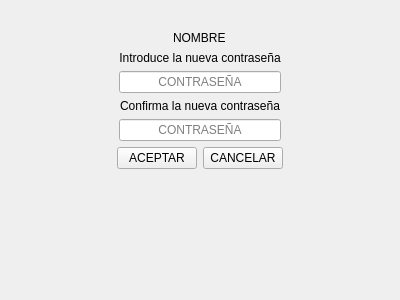
The window that Cambiar_Password.ui (Matapuercos666/OPTICA) describes before a commit, drawn with Qt 5.
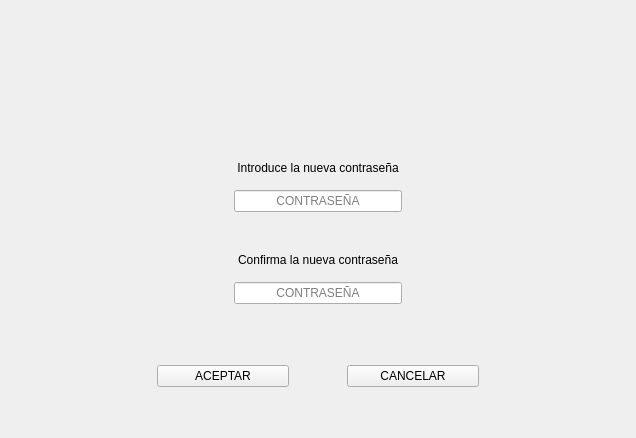
The same window after the commit. Icons and pictures are not drawn.

Patch:
```diff
--- a/Cambiar_Password.ui
+++ b/Cambiar_Password.ui
@@ -6,8 +6,8 @@
    <rect>
     <x>0</x>
     <y>0</y>
-    <width>400</width>
-    <height>300</height>
+    <width>636</width>
+    <height>438</height>
    </rect>
   </property>
   <property name="windowTitle">
@@ -16,15 +16,48 @@
   <layout class="QGridLayout" name="gridLayout_6">
    <item row="0" column="0">
     <layout class="QGridLayout" name="gridLayout">
+     <property name="leftMargin">
+      <number>40</number>
+     </property>
+     <property name="topMargin">
+      <number>40</number>
+     </property>
+     <property name="rightMargin">
+      <number>40</number>
+     </property>
+     <property name="bottomMargin">
+      <number>40</number>
+     </property>
      <item row="3" column="0">
       <layout class="QGridLayout" name="gridLayout_7">
+       <property name="topMargin">
+        <number>0</number>
+       </property>
        <item row="1" column="1">
         <layout class="QGridLayout" name="gridLayout_3">
+         <property name="leftMargin">
+          <number>5</number>
+         </property>
+         <property name="topMargin">
+          <number>15</number>
+         </property>
+         <property name="rightMargin">
+          <number>5</number>
+         </property>
+         <property name="bottomMargin">
+          <number>30</number>
+         </property>
+         <property name="verticalSpacing">
+          <number>15</number>
+         </property>
          <item row="1" column="0">
           <widget class="QLineEdit" name="PASSWORD2">
            <property name="inputMethodHints">
             <set>Qt::InputMethodHint::ImhHiddenText|Qt::InputMethodHint::ImhNoAutoUppercase|Qt::InputMethodHint::ImhNoPredictiveText|Qt::InputMethodHint::ImhSensitiveData</set>
            </property>
+           <property name="echoMode">
+            <enum>QLineEdit::EchoMode::Password</enum>
+           </property>
            <property name="alignment">
             <set>Qt::AlignmentFlag::AlignCenter</set>
            </property>
@@ -47,6 +80,21 @@
        </item>
        <item row="0" column="1">
         <layout class="QGridLayout" name="gridLayout_4">
+         <property name="leftMargin">
+          <number>5</number>
+         </property>
+         <property name="topMargin">
+          <number>15</number>
+         </property>
+         <property name="rightMargin">
+          <number>5</number>
+         </property>
+         <property name="bottomMargin">
+          <number>20</number>
+         </property>
+         <property name="verticalSpacing">
+          <number>15</number>
+         </property>
          <item row="2" column="0">
           <widget class="QLabel" name="label_4">
            <property name="text">
@@ -62,6 +110,9 @@
            <property name="inputMethodHints">
             <set>Qt::InputMethodHint::ImhHiddenText|Qt::InputMethodHint::ImhNoAutoUppercase|Qt::InputMethodHint::ImhNoPredictiveText|Qt::InputMethodHint::ImhSensitiveData</set>
            </property>
+           <property name="echoMode">
+            <enum>QLineEdit::EchoMode::Password</enum>
+           </property>
            <property name="alignment">
             <set>Qt::AlignmentFlag::AlignCenter</set>
            </property>
@@ -102,6 +153,9 @@
      </item>
      <item row="0" column="0">
       <layout class="QGridLayout" name="gridLayout_5">
+       <property name="verticalSpacing">
+        <number>15</number>
+       </property>
        <item row="0" column="0">
         <widget class="QLabel" name="label">
          <property name="sizePolicy">
@@ -130,15 +184,54 @@
        <item row="1" column="0">
         <widget class="QLabel" name="NombreUsuario">
          <property name="text">
-          <string>NOMBRE</string>
+          <string/>
          </property>
         </widget>
        </item>
       </layout>
      </item>
      <item row="4" column="0">
-      <layout class="QGridLayout" name="gridLayout_2">
-       <item row="0" column="3">
+      <layout class="QGridLayout" name="gridLayout_2" columnstretch="4,5,2,5,4">
+       <property name="topMargin">
+        <number>25</number>
+       </property>
+       <item row="0" column="2">
+        <spacer name="horizontalSpacer_5">
+         <property name="orientation">
+          <enum>Qt::Orientation::Horizontal</enum>
+         </property>
+         <property name="sizeHint" stdset="0">
+          <size>
+           <width>40</width>
+           <height>20</height>
+          </size>
+         </property>
+        </spacer>
+       </item>
+       <item row="0" column="0">
+        <spacer name="horizontalSpacer_4">
+         <property name="orientation">
+          <enum>Qt::Orientation::Horizontal</enum>
+         </property>
+         <property name="sizeHint" stdset="0">
+          <size>
+           <width>40</width>
+           <height>20</height>
+          </size>
+         </property>
+        </spacer>
+       </item>
+       <item row="0" column="1">
+        <widget class="QPushButton" name="ACEPTAR">
+         <property name="text">
+          <string>ACEPTAR</string>
+         </property>
+         <property name="autoDefault">
+          <bool>false</bool>
+         </property>
+        </widget>
+       </item>
+       <item row="0" column="4">
         <spacer name="horizontalSpacer_3">
          <property name="orientation">
           <enum>Qt::Orientation::Horizontal</enum>
@@ -151,7 +244,7 @@
          </property>
         </spacer>
        </item>
-       <item row="0" column="2">
+       <item row="0" column="3">
         <widget class="QPushButton" name="CANCELAR">
          <property name="text">
           <string>CANCELAR</string>
@@ -161,42 +254,6 @@
          </property>
         </widget>
        </item>
-       <item row="0" column="1">
-        <widget class="QPushButton" name="ACEPTAR">
-         <property name="text">
-          <string>ACEPTAR</string>
-         </property>
-         <property name="autoDefault">
-          <bool>false</bool>
-         </property>
-        </widget>
-       </item>
-       <item row="1" column="1">
-        <spacer name="verticalSpacer">
-         <property name="orientation">
-          <enum>Qt::Orientation::Vertical</enum>
-         </property>
-         <property name="sizeHint" stdset="0">
-          <size>
-           <width>20</width>
-           <height>40</height>
-          </size>
-         </property>
-        </spacer>
-       </item>
-       <item row="0" column="0">
-        <spacer name="horizontalSpacer_4">
-         <property name="orientation">
-          <enum>Qt::Orientation::Horizontal</enum>
-         </property>
-         <property name="sizeHint" stdset="0">
-          <size>
-           <width>40</width>
-           <height>20</height>
-          </size>
-         </property>
-        </spacer>
-       </item>
       </layout>
      </item>
     </layout>
```
Left out of the diff: 6 changed lines with no effect on the pictures.
